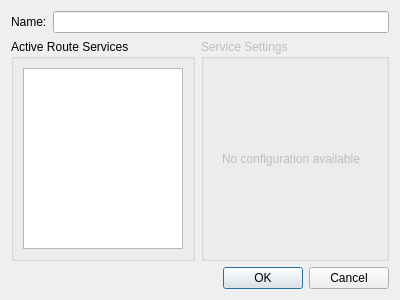
Old version of the form src/lib/routing/RoutingProfileSettingsDialog.ui in the repository KDE/marble.
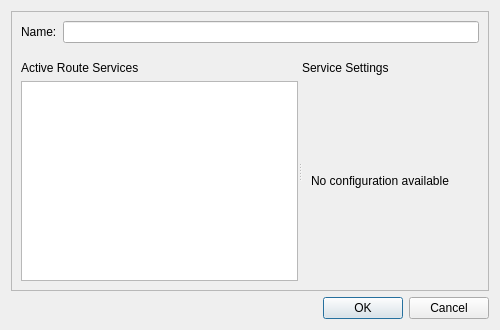
New version of the form. The open tabs and pages were chosen to show the change.

Commit message: Add a configuration dialog for monav that can be used to set a transport type preference. It also adds map management features: Details about installed maps, download of new maps and updates of existing maps via knewstuff (rather a minimalistic ghns implementation in qt since we cannot have a kde dependency here). Make RunnerPlugin::configWidget() non const since configuration changes likely affect the plugin. Remove GroupBoxes that only contain one subwidget to conserve some space. Hide directions list view on Maemo.

```diff
--- a/src/lib/routing/RoutingProfileSettingsDialog.ui
+++ b/src/lib/routing/RoutingProfileSettingsDialog.ui
@@ -6,53 +6,84 @@
    <rect>
     <x>0</x>
     <y>0</y>
-    <width>400</width>
-    <height>300</height>
+    <width>500</width>
+    <height>330</height>
    </rect>
   </property>
   <property name="windowTitle">
    <string>Configure Routing Profile</string>
   </property>
+  <layout class="QGridLayout" name="gridLayout">
+   <item row="0" column="0">
+    <widget class="QScrollArea" name="scrollArea">
+     <property name="frameShadow">
+      <enum>QFrame::Plain</enum>
+     </property>
+     <property name="lineWidth">
+      <number>0</number>
+     </property>
+     <property name="widgetResizable">
+      <bool>true</bool>
+     </property>
+     <widget class="QWidget" name="scrollAreaWidgetContents">
+      <property name="geometry">
+       <rect>
+        <x>0</x>
+        <y>0</y>
+        <width>486</width>
+        <height>287</height>
+       </rect>
+      </property>
+      <layout class="QGridLayout" name="gridLayout_2">
+       <item row="1" column="0">
+        <widget class="QSplitter" name="splitter">
+         <property name="orientation">
+          <enum>Qt::Horizontal</enum>
+         </property>
+         <widget class="QWidget" name="layoutWidget">
   <layout class="QVBoxLayout" name="verticalLayout_2">
    <item>
-    <layout class="QFormLayout" name="formLayout">
-     <item row="0" column="0">
-      <widget class="QLabel" name="label">
+            <widget class="QLabel" name="label_4">
        <property name="text">
-        <string>Name:</string>
-       </property>
-      </widget>
-     </item>
-     <item row="0" column="1">
-      <widget class="QLineEdit" name="name"/>
-     </item>
-    </layout>
-   </item>
-   <item>
-    <layout class="QHBoxLayout" name="horizontalLayout">
-     <item>
-      <widget class="QGroupBox" name="groupBox">
-       <property name="title">
         <string>Active Route Services</string>
        </property>
+            </widget>
+           </item>
+           <item>
+            <widget class="QListView" name="services">
+             <property name="sizePolicy">
+              <sizepolicy hsizetype="Preferred" vsizetype="Expanding">
+               <horstretch>0</horstretch>
+               <verstretch>0</verstretch>
+              </sizepolicy>
+             </property>
+             <property name="minimumSize">
+              <size>
+               <width>0</width>
+               <height>200</height>
+              </size>
+             </property>
+            </widget>
+           </item>
+          </layout>
+         </widget>
+         <widget class="QWidget" name="layoutWidget">
        <layout class="QVBoxLayout" name="verticalLayout">
         <item>
-         <widget class="QListView" name="services"/>
-        </item>
-       </layout>
-      </widget>
-     </item>
-     <item>
-      <widget class="QGroupBox" name="settings">
-       <property name="enabled">
-        <bool>false</bool>
-       </property>
-       <property name="title">
+            <widget class="QLabel" name="label_5">
+             <property name="text">
         <string>Service Settings</string>
        </property>
-       <layout class="QVBoxLayout" name="verticalLayout_3">
+            </widget>
+           </item>
         <item>
          <widget class="QStackedWidget" name="settingsStack">
+             <property name="sizePolicy">
+              <sizepolicy hsizetype="Expanding" vsizetype="Expanding">
+               <horstretch>0</horstretch>
+               <verstretch>0</verstretch>
+              </sizepolicy>
+             </property>
           <property name="currentIndex">
            <number>1</number>
           </property>
@@ -60,6 +91,12 @@
            <layout class="QVBoxLayout" name="verticalLayout_4">
             <item>
              <widget class="QLabel" name="label_2">
+                 <property name="sizePolicy">
+                  <sizepolicy hsizetype="Expanding" vsizetype="Expanding">
+                   <horstretch>0</horstretch>
+                   <verstretch>0</verstretch>
+                  </sizepolicy>
+                 </property>
               <property name="text">
                <string>No configuration available</string>
               </property>
@@ -82,10 +119,27 @@
         </item>
        </layout>
       </widget>
-     </item>
-    </layout>
-   </item>
-   <item>
+        </widget>
+       </item>
+       <item row="0" column="0">
+        <layout class="QFormLayout" name="formLayout">
+         <item row="0" column="0">
+          <widget class="QLabel" name="label">
+           <property name="text">
+            <string>Name:</string>
+           </property>
+          </widget>
+         </item>
+         <item row="0" column="1">
+          <widget class="QLineEdit" name="name"/>
+         </item>
+        </layout>
+       </item>
+      </layout>
+     </widget>
+    </widget>
+   </item>
+   <item row="1" column="0">
     <widget class="QDialogButtonBox" name="buttonBox">
      <property name="standardButtons">
       <set>QDialogButtonBox::Cancel|QDialogButtonBox::Ok</set>
```
Left out of the diff: 4 changed lines with no effect on the pictures. Lines whose indentation alone changed are shown as unchanged. The commit also changes 21 other files.
